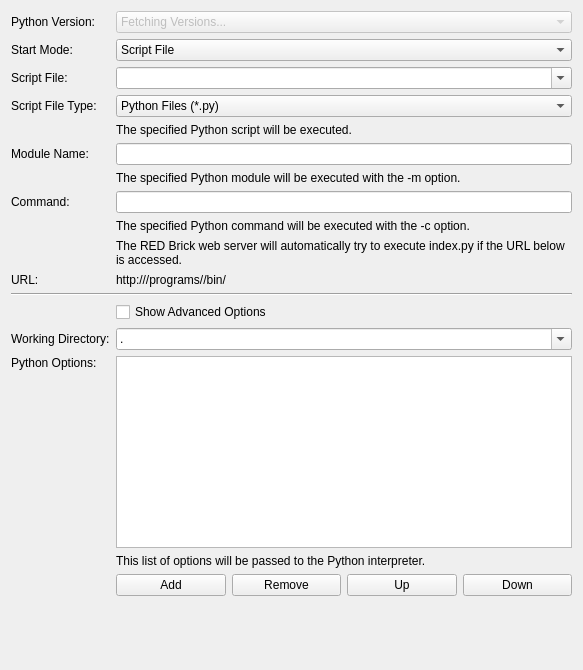
The window that src/brickv/plugin_system/plugins/red/ui/program_page_python.ui (Tinkerforge/brickv) describes before a commit, drawn with Qt 5.
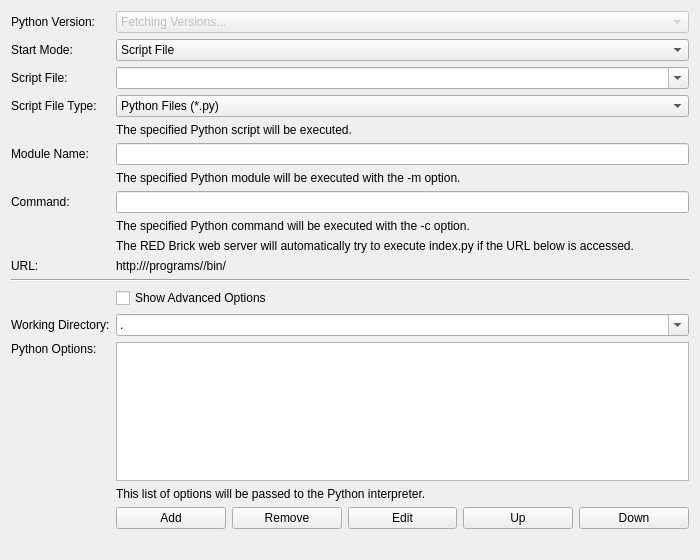
The same window after the commit. Custom widgets are drawn as their Qt base class.

Commit message: red: Add edit buttons to program wizard list editors

```diff
--- a/src/brickv/plugin_system/plugins/red/ui/program_page_python.ui
+++ b/src/brickv/plugin_system/plugins/red/ui/program_page_python.ui
@@ -6,8 +6,8 @@
    <rect>
     <x>0</x>
     <y>0</y>
-    <width>583</width>
-    <height>670</height>
+    <width>700</width>
+    <height>560</height>
    </rect>
   </property>
   <property name="windowTitle">
@@ -26,7 +26,7 @@
        </property>
       </widget>
      </item>
-     <item row="0" column="1" colspan="4">
+     <item row="0" column="1" colspan="5">
       <widget class="QComboBox" name="combo_version">
        <property name="enabled">
         <bool>false</bool>
@@ -54,7 +54,7 @@
        </property>
       </widget>
      </item>
-     <item row="1" column="1" colspan="4">
+     <item row="1" column="1" colspan="5">
       <widget class="QComboBox" name="combo_start_mode">
        <item>
         <property name="text">
@@ -88,7 +88,7 @@
        </property>
       </widget>
      </item>
-     <item row="2" column="1" colspan="4">
+     <item row="2" column="1" colspan="5">
       <widget class="QComboBox" name="combo_script_file">
        <property name="editable">
         <bool>true</bool>
@@ -98,7 +98,7 @@
        </property>
       </widget>
      </item>
-     <item row="4" column="1" colspan="4">
+     <item row="4" column="1" colspan="5">
       <widget class="QLabel" name="label_script_file_help">
        <property name="text">
         <string>The specified Python script will be executed.</string>
@@ -118,10 +118,10 @@
        </property>
       </widget>
      </item>
-     <item row="5" column="1" colspan="4">
+     <item row="5" column="1" colspan="5">
       <widget class="QLineEdit" name="edit_module_name"/>
      </item>
-     <item row="6" column="1" colspan="4">
+     <item row="6" column="1" colspan="5">
       <widget class="QLabel" name="label_module_name_help">
        <property name="text">
         <string>The specified Python module will be executed with the -m option.</string>
@@ -141,10 +141,10 @@
        </property>
       </widget>
      </item>
-     <item row="7" column="1" colspan="4">
+     <item row="7" column="1" colspan="5">
       <widget class="QLineEdit" name="edit_command"/>
      </item>
-     <item row="8" column="1" colspan="4">
+     <item row="8" column="1" colspan="5">
       <widget class="QLabel" name="label_command_help">
        <property name="text">
         <string>The specified Python command will be executed with the -c option.</string>
@@ -154,7 +154,7 @@
        </property>
       </widget>
      </item>
-     <item row="12" column="1" colspan="4">
+     <item row="12" column="1" colspan="5">
       <widget class="QCheckBox" name="check_show_advanced_options">
        <property name="text">
         <string>Show Advanced Options</string>
@@ -171,7 +171,7 @@
        </property>
       </widget>
      </item>
-     <item row="13" column="1" colspan="4">
+     <item row="13" column="1" colspan="5">
       <widget class="QComboBox" name="combo_working_directory">
        <property name="editable">
         <bool>true</bool>
@@ -199,10 +199,10 @@
        </property>
       </widget>
      </item>
-     <item row="14" column="1" colspan="4">
+     <item row="14" column="1" colspan="5">
       <widget class="ExpandingListWidget" name="list_options"/>
      </item>
-     <item row="15" column="1" colspan="4">
+     <item row="15" column="1" colspan="5">
       <widget class="QLabel" name="label_options_help">
        <property name="text">
         <string>This list of options will be passed to the Python interpreter.</string>
@@ -226,28 +226,28 @@
        </property>
       </widget>
      </item>
-     <item row="16" column="3">
+     <item row="16" column="4">
       <widget class="QPushButton" name="button_up_option">
        <property name="text">
         <string>Up</string>
        </property>
       </widget>
      </item>
-     <item row="16" column="4">
+     <item row="16" column="5">
       <widget class="QPushButton" name="button_down_option">
        <property name="text">
         <string>Down</string>
        </property>
       </widget>
      </item>
-     <item row="11" column="0" colspan="5">
+     <item row="11" column="0" colspan="6">
       <widget class="Line" name="line">
        <property name="orientation">
         <enum>Qt::Horizontal</enum>
        </property>
       </widget>
      </item>
-     <item row="3" column="1" colspan="4">
+     <item row="3" column="1" colspan="5">
       <widget class="QComboBox" name="combo_script_file_type">
        <property name="currentIndex">
         <number>1</number>
@@ -274,7 +274,7 @@
        </property>
       </widget>
      </item>
-     <item row="9" column="1" colspan="4">
+     <item row="9" column="1" colspan="5">
       <widget class="QLabel" name="label_web_interface_help">
        <property name="text">
         <string>The RED Brick web server will automatically try to execute index.py if the URL below is accessed.</string>
@@ -284,7 +284,7 @@
        </property>
       </widget>
      </item>
-     <item row="10" column="1" colspan="4">
+     <item row="10" column="1" colspan="5">
       <widget class="QLabel" name="label_url">
        <property name="text">
         <string>http://&lt;SERVER&gt;/programs/&lt;IDENTIFIER&gt;/bin/</string>
@@ -304,7 +304,7 @@
        </property>
       </widget>
      </item>
-     <item row="17" column="1" colspan="4">
+     <item row="17" column="1" colspan="5">
       <widget class="QLabel" name="label_spacer">
        <property name="sizePolicy">
         <sizepolicy hsizetype="Preferred" vsizetype="Preferred">
@@ -317,6 +317,13 @@
        </property>
       </widget>
      </item>
+     <item row="16" column="3">
+      <widget class="QPushButton" name="button_edit_option">
+       <property name="text">
+        <string>Edit</string>
+       </property>
+      </widget>
+     </item>
     </layout>
    </item>
   </layout>
```
Left out of the diff: 1 changed line with no effect on the pictures. The commit also changes 27 other files.
